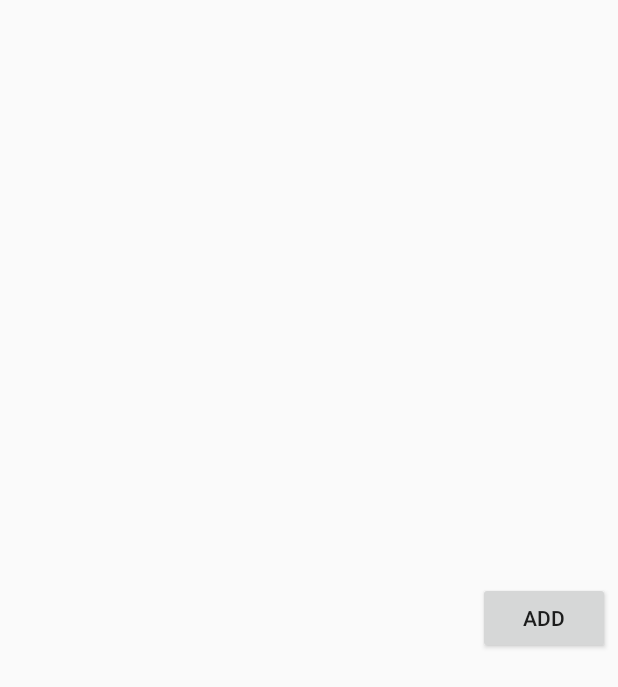
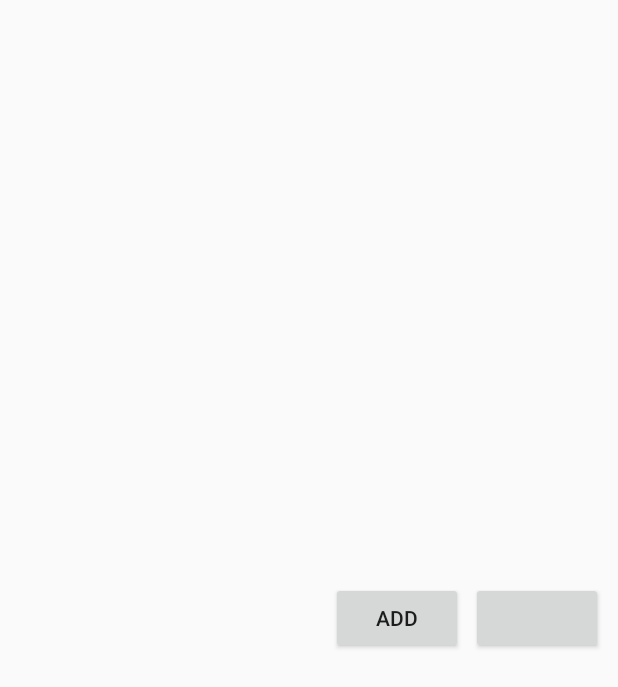
Before and after one commit to skaus37/Skip_the_Waiting_Room, an Android app: the layout list_service.xml on its own in the app's theme, with its tools: preview values and no code run, on a phone screen of 412 x 824 dp. Shown: the top 687 px of the screen. Run offline under Robolectric (Android 15) with nearby library versions, the phone set to English and light mode, and no system bars.

```diff
--- a/app/src/main/res/layout/list_service.xml
+++ b/app/src/main/res/layout/list_service.xml
@@ -6,10 +6,18 @@
         android:id="@+id/Add_Button"
         android:layout_width="wrap_content"
         android:layout_height="wrap_content"
+        android:layout_centerVertical="true"
+        android:layout_marginRight="5dp"
+        android:layout_toLeftOf="@id/deleteButton"
+        android:text="Add" />
+
+    <Button
+        android:id="@+id/deleteButton"
+        android:layout_width="wrap_content"
+        android:layout_height="wrap_content"
         android:layout_alignParentRight="true"
         android:layout_centerVertical="true"
-        android:layout_marginRight="5dp"
-        android:text="Add" />
+        android:layout_marginRight="10dp"/>
 
     <TextView
         android:id="@+id/serviceName"
```
Also changed, not shown: app/src/main/java/com/example/myapplication/ListServiceHandler.java (+48 -0 lines), app/src/main/res/layout/activity_employee_edit_service.xml (+18 -1 lines).
